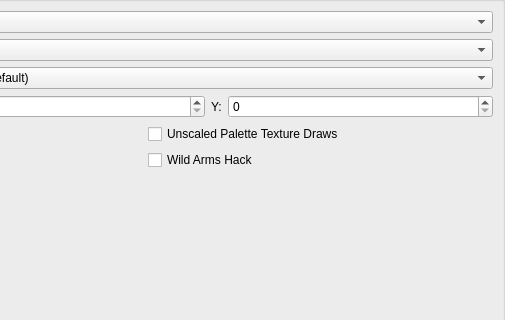
Qt form pcsx2-qt/Settings/GraphicsSettingsWidget.ui (PCSX2/pcsx2) before a commit; both pictures show x 215 to 720 and y 113 to 433 of the 720 by 552 pixel window.
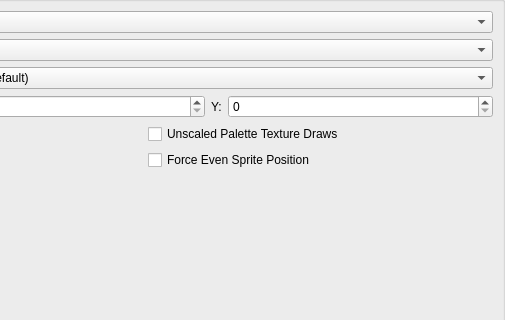
The same form after that commit. The open tabs and pages were chosen to show the change.

Commit message: UI: Rename Wild Arms hack

Patch:
```diff
--- a/pcsx2-qt/Settings/GraphicsSettingsWidget.ui
+++ b/pcsx2-qt/Settings/GraphicsSettingsWidget.ui
@@ -1174,7 +1174,7 @@
          <item row="1" column="1">
           <widget class="QCheckBox" name="wildHack">
            <property name="text">
-            <string extracomment="Wild Arms: name of a game series. Leave as-is or use an official translation.">Wild Arms Hack</string>
+            <string>Force Even Sprite Position</string>
            </property>
           </widget>
          </item>
```
Left out of the diff: 2 changed lines with no effect on the pictures. The commit also changes 13 other files.
